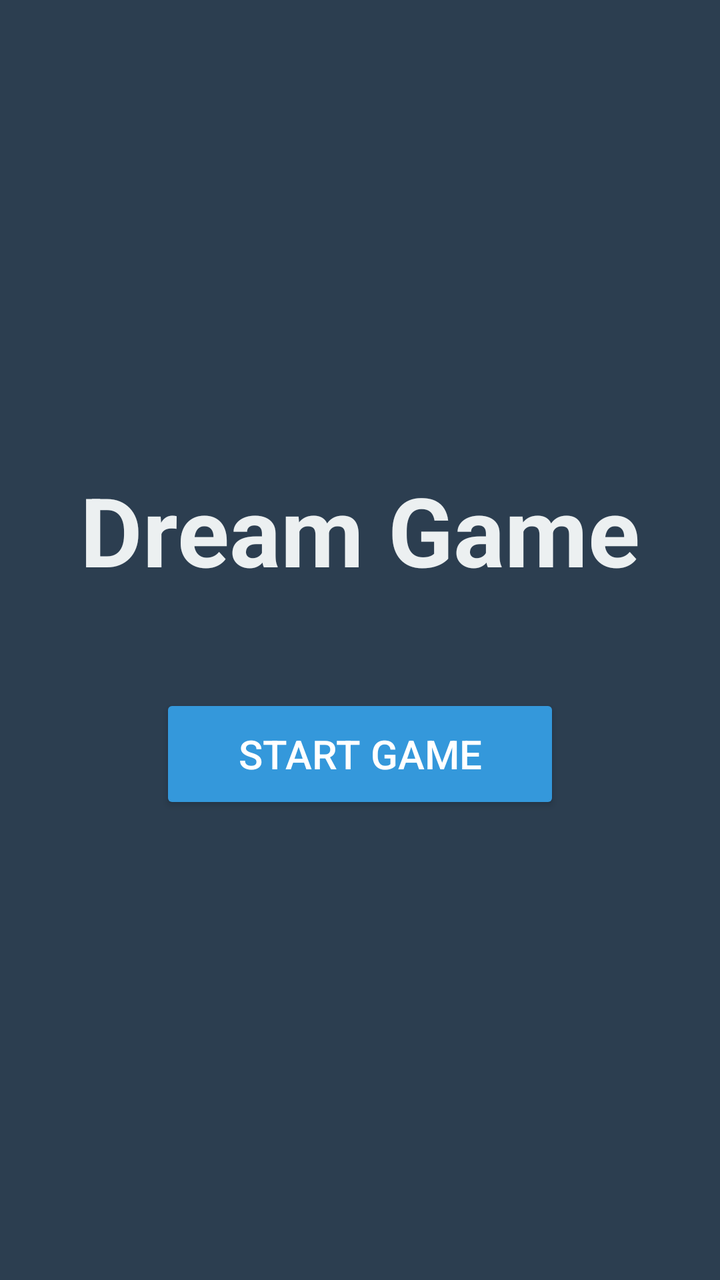
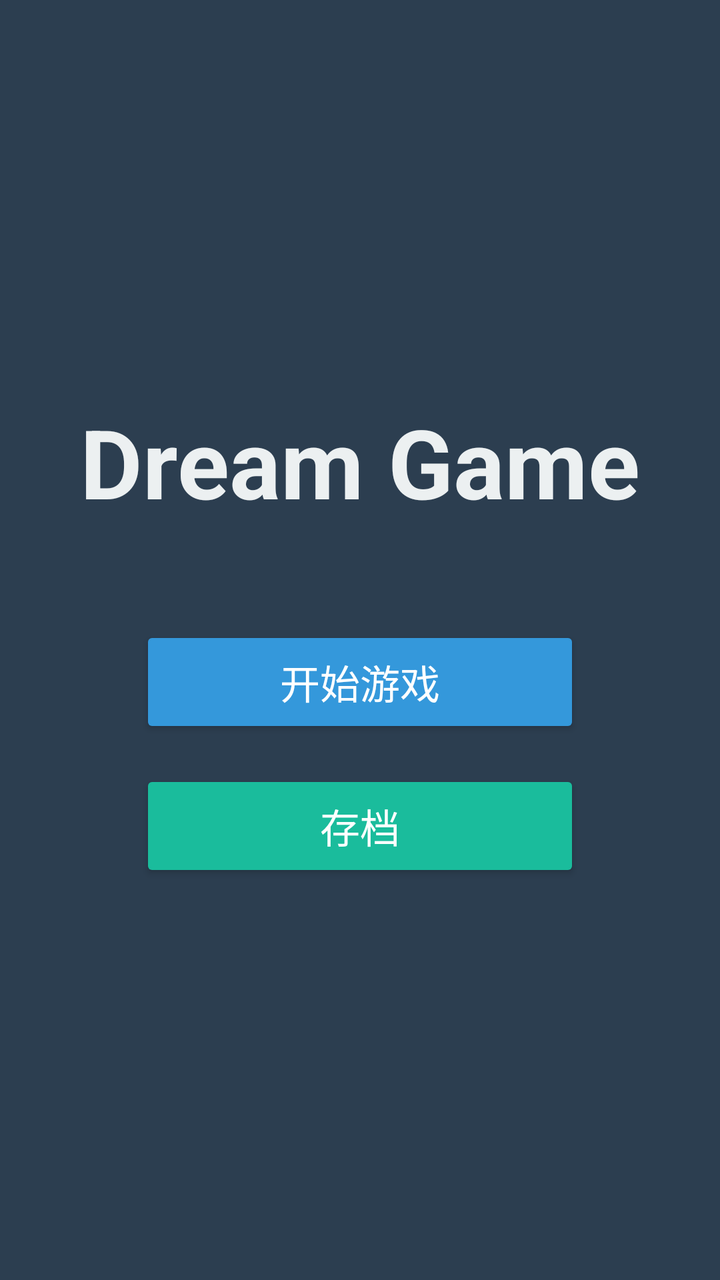

Before-and-after screenshots of an Android layout around one commit, followed by the original layout XML and the change that was made.
<!-- AndroidManifest.xml: activity theme Theme.DreamGame.Game -->
<!-- res/layout/activity_welcome.xml -->
<?xml version="1.0" encoding="utf-8"?>
<LinearLayout xmlns:android="http://schemas.android.com/apk/res/android"
    android:layout_width="match_parent"
    android:layout_height="match_parent"
    android:background="#2c3e50"
    android:gravity="center"
    android:orientation="vertical">

    <TextView
        android:id="@+id/titleText"
        android:layout_width="wrap_content"
        android:layout_height="wrap_content"
        android:layout_marginBottom="50dp"
        android:text="Dream Game"
        android:textColor="#ecf0f1"
        android:textSize="48sp"
        android:textStyle="bold" />

    <Button
        android:id="@+id/startButton"
        android:layout_width="200dp"
        android:layout_height="60dp"
        android:backgroundTint="#3498db"
        android:text="START GAME"
        android:textColor="#ffffff"
        android:textSize="20sp" />

</LinearLayout>
<!-- resources referenced by this layout -->
<resources>
  <style name="Theme.DreamGame.Game" parent="Theme.DreamGame">
          <item name="android:windowBackground">@android:color/black</item>
      </style>
  <style name="Theme.DreamGame" parent="Theme.AppCompat.NoActionBar">
          <item name="android:windowFullscreen">true</item>
          <item name="android:windowContentOverlay">@null</item>
      </style>
</resources>

<!-- the commit's change to res/layout/activity_welcome.xml (unified diff, before → after) -->
@@ -18,10 +18,20 @@
 
     <Button
         android:id="@+id/startButton"
-        android:layout_width="200dp"
-        android:layout_height="60dp"
+        android:layout_width="220dp"
+        android:layout_height="56dp"
         android:backgroundTint="#3498db"
-        android:text="START GAME"
+        android:text="开始游戏"
+        android:textColor="#ffffff"
+        android:textSize="20sp" />
+
+    <Button
+        android:id="@+id/saveListButton"
+        android:layout_width="220dp"
+        android:layout_height="56dp"
+        android:layout_marginTop="16dp"
+        android:backgroundTint="#1abc9c"
+        android:text="存档"
         android:textColor="#ffffff"
         android:textSize="20sp" />
 
